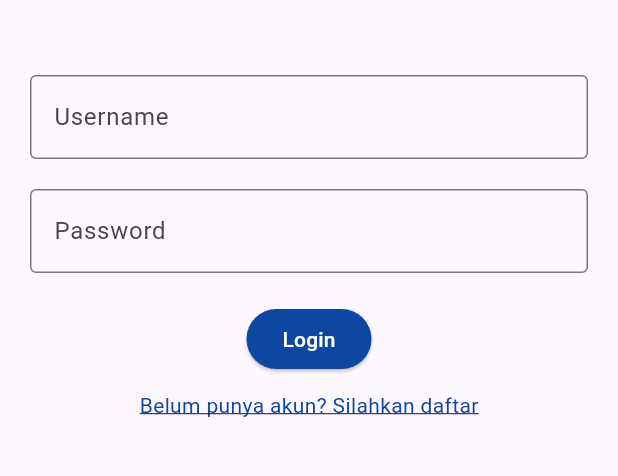
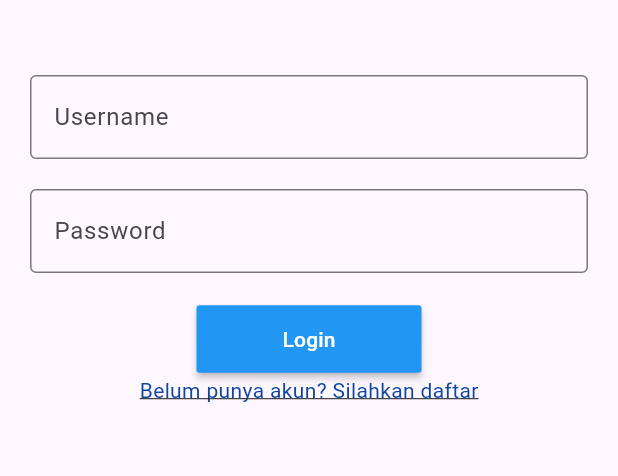
Before and after one commit to Yuliiixx/Mobile_Edukasi, a Flutter app: the LoginPage screen opened directly, on a phone screen of 412 x 824 dp, the part 300-776 px from its top. Run offline on Flutter 3.47's test engine with Material 3 defaults, Android fonts, the phone set to English and light mode, and no system bars; our stand-ins replace flutter_dotenv, logger, shared_preferences; accounts and stored records are empty.

Commit message:
Add Model Login, Sesion Manager, and implement loginAPi

```diff
--- a/mobile_edukasi/lib/login.dart
+++ b/mobile_edukasi/lib/login.dart
@@ -1,8 +1,76 @@
+
+
 import 'package:flutter/material.dart';
+import 'package:logger/logger.dart';
 import 'package:mobile_edukasi/home.dart';
+import 'package:mobile_edukasi/models/model_login.dart';
 import 'package:mobile_edukasi/register.dart';
+import 'package:flutter_dotenv/flutter_dotenv.dart';
+import 'package:http/http.dart' as http;
+import 'package:mobile_edukasi/utils/sesion_manager.dart';
 
-class LoginPage extends StatelessWidget {
+class LoginPage extends StatefulWidget {
+  const LoginPage({super.key});
+
+  @override
+  State<LoginPage> createState() => __LoginPageState();
+}
+
+class __LoginPageState extends State<LoginPage>{
+  var logger = Logger();
+  TextEditingController txtUsername = TextEditingController();
+  Future<ModelLogin?> login() async {
+    logger.d(txtPassword.text);
+    try{
+      isLoading = true;
+      http.Response res = await http.post(Uri.parse('http://192.168.149.55/edukasi/auth.php'),
+        body: {
+          "login"     : "1",
+          "username"  : txtUsername.text,
+          "password"  : txtPassword.text,
+        });
+
+      ModelLogin data = modelLoginFromJson(res.body);
+      logger.d("data :: ${data.pesan}");
+
+      if(data.sukses){
+        setState(() {
+          isLoading=false;
+        });
+        sessionManager.saveSession(
+            data.status,
+            data.data.idUser,
+            data.data.username,
+            data.data.namaUser,
+            data.data.alamatUser,
+            data.data.nohpUser
+        );
+        ScaffoldMessenger.of(context).showSnackBar(SnackBar(content: Text('${data.pesan}')));
+        Navigator.pushAndRemoveUntil(
+            context,
+              MaterialPageRoute(builder: (context) => HomePage()),
+            (route) => false
+        );
+      }else{
+        setState(() {
+          isLoading=false;
+        });
+        ScaffoldMessenger.of(context).showSnackBar(SnackBar(content: Text('${data.pesan}')));
+      }
+    }catch(e){
+      setState(() {
+        isLoading=false;
+      });
+      ScaffoldMessenger.of(context).showSnackBar(SnackBar(content: Text('eror : ${e.toString()}')));
+    }
+  }
+  TextEditingController txtPassword = TextEditingController();
+
+
+  // GlobalKey<FormState> keyForm =
+  bool isLoading = false;
+
+
   @override
   Widget build(BuildContext context) {
     return Scaffold(
@@ -19,6 +87,7 @@ class LoginPage extends StatelessWidget {
             Padding(
               padding: EdgeInsets.symmetric(horizontal: 20),
               child: TextField(
+                controller: txtUsername,
                 decoration: InputDecoration(
                   labelText: 'Username',
                   border: OutlineInputBorder(),
@@ -30,6 +99,7 @@ class LoginPage extends StatelessWidget {
               padding: EdgeInsets.symmetric(horizontal: 20),
               child: TextField(
                 obscureText: true,
+                controller: txtPassword,
                 decoration: InputDecoration(
                   labelText: 'Password',
                   border: OutlineInputBorder(),
@@ -37,21 +107,26 @@ class LoginPage extends StatelessWidget {
               ),
             ),
             SizedBox(height: 20),
-            ElevatedButton(
-              onPressed: () {
-                // Tambahkan logika untuk login di sini
-                // Tambahkan navigasi untuk halaman home di sini
-                Navigator.pushReplacement(
-                  context,
-                  MaterialPageRoute(builder: (context) => HomePage()),
-                );
-              },
-              style: ElevatedButton.styleFrom(
-                backgroundColor: Colors.blue[900], // Ubah warna tombol di sini
-              ),
-              child: Text('Login', style: TextStyle(color: Colors.white)),
+            Center(
+                child: isLoading
+                    ? const Center(
+                  child: CircularProgressIndicator(),
+                )
+
+                : MaterialButton(
+                  minWidth: 150,
+                  height: 45,
+                  onPressed: () {
+                    logger.d("data");
+
+                    // Tambahkan logika untuk login di sini
+                    // Tambahkan navigasi untuk halaman home di sini
+                    login();
+                  },
+                  color: Colors.blue,
+                  child: Text('Login', style: TextStyle(color: Colors.white)),
+                ),
             ),
-            SizedBox(height: 10),
             GestureDetector(
               onTap: () {
                 // Tambahkan navigasi untuk halaman pendaftaran di sini
--- /dev/null
+++ b/mobile_edukasi/lib/models/model_login.dart
@@ -0,0 +1,80 @@
+// To parse this JSON data, do
+//
+//     final modelLogin = modelLoginFromJson(jsonString);
+
+import 'dart:convert';
+
+ModelLogin modelLoginFromJson(String str) => ModelLogin.fromJson(json.decode(str));
+
+String modelLoginToJson(ModelLogin data) => json.encode(data.toJson());
+
+class ModelLogin {
+  bool sukses;
+  int status;
+  String pesan;
+  Data data;
+
+  ModelLogin({
+    required this.sukses,
+    required this.status,
+    required this.pesan,
+    required this.data,
+  });
+
+  factory ModelLogin.fromJson(Map<String, dynamic> json) => ModelLogin(
+    sukses: json["sukses"],
+    status: json["status"],
+    pesan: json["pesan"],
+    data: json["data"] != null ? Data.fromJson(json["data"]) : Data(
+      idUser: "",
+      namaUser: "",
+      alamatUser: "",
+      nohpUser: "",
+      username: "",
+      password: "",
+    ),
+  );
+
+  Map<String, dynamic> toJson() => {
+    "sukses": sukses,
+    "status": status,
+    "pesan": pesan,
+    "data": data.toJson(),
+  };
+}
+
+class Data {
+  String idUser;
+  String namaUser;
+  String alamatUser;
+  String nohpUser;
+  String username;
+  String password;
+
+  Data({
+    required this.idUser,
+    required this.namaUser,
+    required this.alamatUser,
+    required this.nohpUser,
+    required this.username,
+    required this.password,
+  });
+
+  factory Data.fromJson(Map<String, dynamic> json) => Data(
+    idUser: json["id_user"],
+    namaUser: json["nama_user"],
+    alamatUser: json["alamat_user"],
+    nohpUser: json["nohp_user"],
+    username: json["username"],
+    password: json["password"],
+  );
+
+  Map<String, dynamic> toJson() => {
+    "id_user": idUser,
+    "nama_user": namaUser,
+    "alamat_user": alamatUser,
+    "nohp_user": nohpUser,
+    "username": username,
+    "password": password,
+  };
+}
--- a/mobile_edukasi/pubspec.yaml
+++ b/mobile_edukasi/pubspec.yaml
@@ -36,6 +36,9 @@ dependencies:
   # Use with the CupertinoIcons class for iOS style icons.
   cupertino_icons: ^1.0.6
   http: ^1.2.1
+  shared_preferences: ^2.2.2
+  flutter_dotenv: ^5.0.2
+  logger: ^2.1.0
 
 dev_dependencies:
   flutter_test:
```
Also changed, not shown: mobile_edukasi/lib/utils/sesion_manager.dart (added, +40 -0 lines), mobile_edukasi/pubspec.lock, 2 other files.
